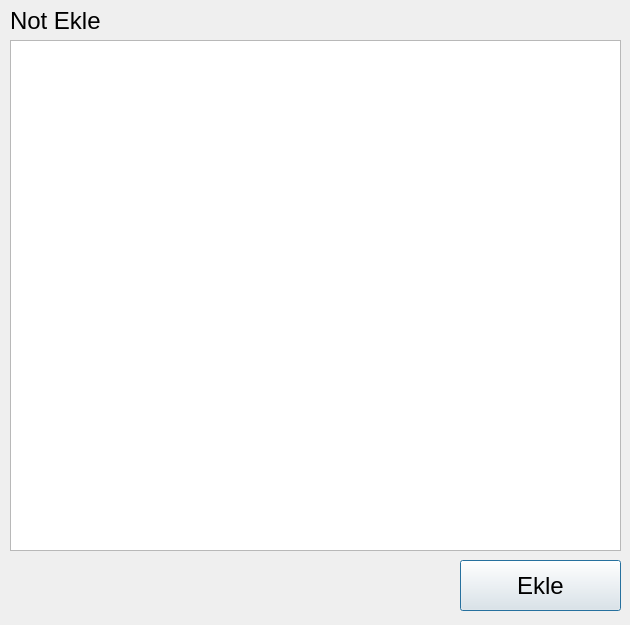
Qt form notekledialog.ui (yunusemrecinar/QT5-cihaz-kimlik-teknik-servis) before a commit.
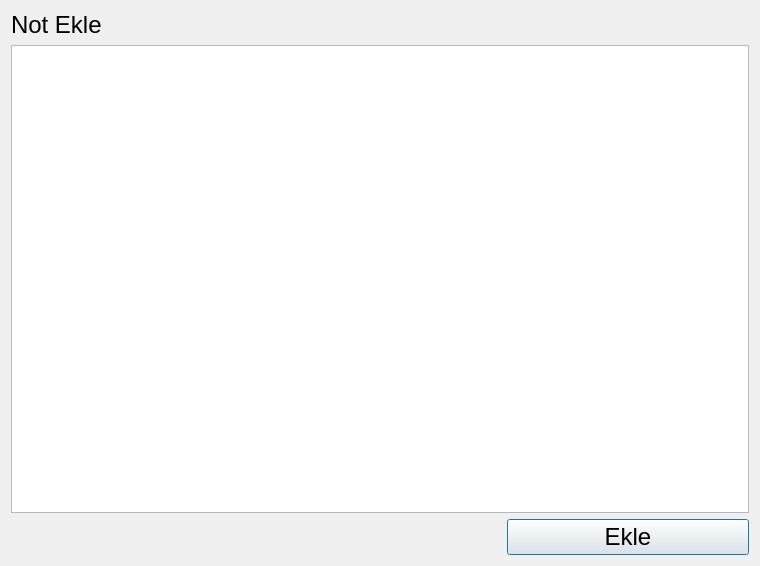
The same form after that commit.

```diff
--- a/notekledialog.ui
+++ b/notekledialog.ui
@@ -6,22 +6,18 @@
    <rect>
     <x>0</x>
     <y>0</y>
-    <width>630</width>
-    <height>625</height>
+    <width>760</width>
+    <height>566</height>
    </rect>
   </property>
   <property name="windowTitle">
    <string>Dialog</string>
   </property>
+  <layout class="QVBoxLayout" name="verticalLayout_2">
+   <item>
+    <layout class="QVBoxLayout" name="verticalLayout">
+     <item>
   <widget class="QLabel" name="label">
-   <property name="geometry">
-    <rect>
-     <x>10</x>
-     <y>10</y>
-     <width>101</width>
-     <height>21</height>
-    </rect>
-   </property>
    <property name="font">
     <font>
      <pointsize>18</pointsize>
@@ -31,25 +27,28 @@
     <string>Not Ekle</string>
    </property>
   </widget>
-  <widget class="QTextEdit" name="textEdit">
-   <property name="geometry">
-    <rect>
-     <x>10</x>
-     <y>40</y>
-     <width>611</width>
-     <height>511</height>
-    </rect>
-   </property>
-  </widget>
+     </item>
+     <item>
+      <widget class="QTextEdit" name="textEdit"/>
+     </item>
+     <item>
+      <layout class="QHBoxLayout" name="horizontalLayout">
+       <item>
+        <widget class="QLabel" name="label_3">
+         <property name="text">
+          <string/>
+         </property>
+        </widget>
+       </item>
+       <item>
+        <widget class="QLabel" name="label_2">
+         <property name="text">
+          <string/>
+         </property>
+        </widget>
+       </item>
+       <item>
   <widget class="QPushButton" name="pushButton">
-   <property name="geometry">
-    <rect>
-     <x>460</x>
-     <y>560</y>
-     <width>161</width>
-     <height>51</height>
-    </rect>
-   </property>
    <property name="font">
     <font>
      <pointsize>18</pointsize>
@@ -59,6 +58,12 @@
     <string>Ekle</string>
    </property>
   </widget>
+       </item>
+      </layout>
+     </item>
+    </layout>
+   </item>
+  </layout>
  </widget>
  <resources/>
  <connections/>
```
Lines whose indentation alone changed are shown as unchanged.
